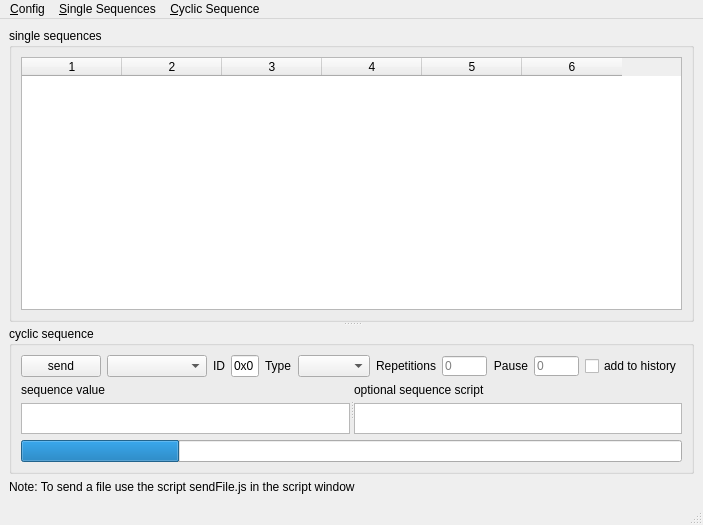
szieke/ScriptCommunicator_serial-terminal, file ScriptCommunicator/sendwindow.ui: the form before one commit.
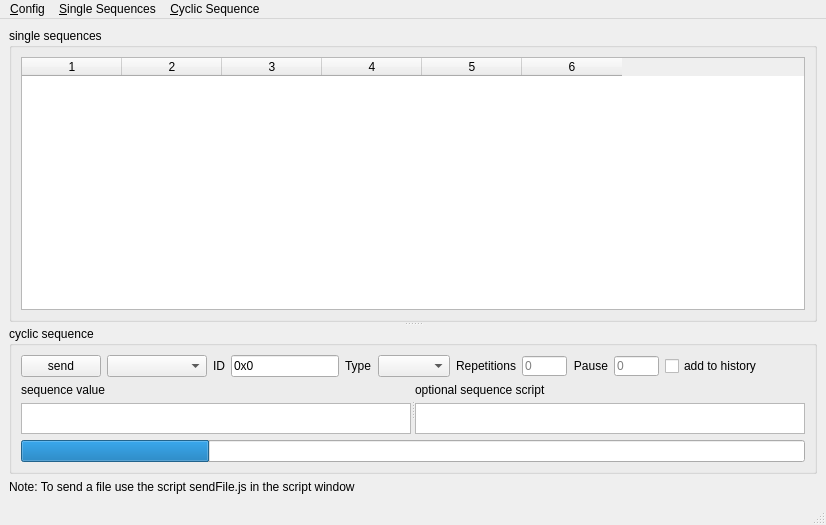
The form after the commit. Icons and pictures are not drawn. Custom widgets are drawn as their Qt base class.

Patch:
```diff
--- a/ScriptCommunicator/sendwindow.ui
+++ b/ScriptCommunicator/sendwindow.ui
@@ -6,7 +6,7 @@
    <rect>
     <x>0</x>
     <y>0</y>
-    <width>703</width>
+    <width>826</width>
     <height>525</height>
    </rect>
   </property>
@@ -369,8 +369,8 @@
     <rect>
      <x>0</x>
      <y>0</y>
-     <width>703</width>
-     <height>22</height>
+     <width>826</width>
+     <height>26</height>
     </rect>
    </property>
    <widget class="QMenu" name="menuSequence">
```
Left out of the diff: 1 changed line with no effect on the pictures.
